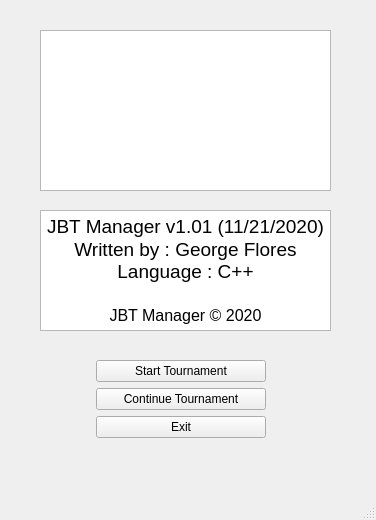
Before: the Qt Designer form mainwindow.ui in GFlores17/JackboxT.O.-GUI-Version, drawn with Qt 5.
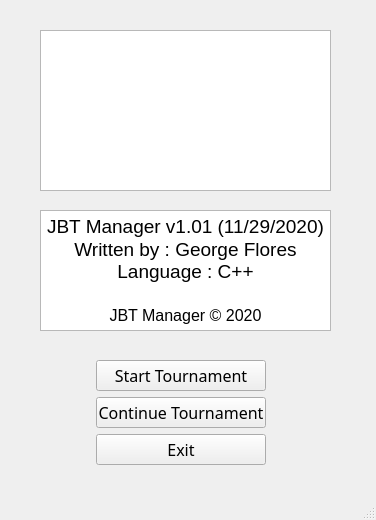
After: the same form once the commit is applied. Icons and pictures are not drawn.

Diff of the .ui file:
```diff
--- a/mainwindow.ui
+++ b/mainwindow.ui
@@ -28,7 +28,7 @@
 &lt;html&gt;&lt;head&gt;&lt;meta name=&quot;qrichtext&quot; content=&quot;1&quot; /&gt;&lt;style type=&quot;text/css&quot;&gt;
 p, li { white-space: pre-wrap; }
 &lt;/style&gt;&lt;/head&gt;&lt;body style=&quot; font-family:'MS Shell Dlg 2'; font-size:8.25pt; font-weight:400; font-style:normal;&quot;&gt;
-&lt;p align=&quot;center&quot; style=&quot; margin-top:0px; margin-bottom:0px; margin-left:0px; margin-right:0px; -qt-block-indent:0; text-indent:0px;&quot;&gt;&lt;span style=&quot; font-size:14pt;&quot;&gt;JBT Manager v1.01 (11/21/2020)&lt;/span&gt;&lt;/p&gt;
+&lt;p align=&quot;center&quot; style=&quot; margin-top:0px; margin-bottom:0px; margin-left:0px; margin-right:0px; -qt-block-indent:0; text-indent:0px;&quot;&gt;&lt;span style=&quot; font-size:14pt;&quot;&gt;JBT Manager v1.01 (11/29/2020)&lt;/span&gt;&lt;/p&gt;
 &lt;p align=&quot;center&quot; style=&quot; margin-top:0px; margin-bottom:0px; margin-left:0px; margin-right:0px; -qt-block-indent:0; text-indent:0px;&quot;&gt;&lt;span style=&quot; font-size:14pt;&quot;&gt;Written by : George Flores&lt;br /&gt;Language : C++&lt;/span&gt;&lt;/p&gt;
 &lt;p align=&quot;center&quot; style=&quot;-qt-paragraph-type:empty; margin-top:0px; margin-bottom:0px; margin-left:0px; margin-right:0px; -qt-block-indent:0; text-indent:0px; font-size:14pt;&quot;&gt;&lt;br /&gt;&lt;/p&gt;
 &lt;p align=&quot;center&quot; style=&quot; margin-top:0px; margin-bottom:0px; margin-left:0px; margin-right:0px; -qt-block-indent:0; text-indent:0px;&quot;&gt;&lt;span style=&quot; font-size:12pt;&quot;&gt;JBT Manager © 2020&lt;/span&gt;&lt;/p&gt;&lt;/body&gt;&lt;/html&gt;</string>
@@ -46,6 +46,12 @@
     <layout class="QFormLayout" name="formLayout_2">
      <item row="2" column="1">
       <widget class="QPushButton" name="exitButton">
+       <property name="font">
+        <font>
+         <family>Bahnschrift SemiLight</family>
+         <pointsize>12</pointsize>
+        </font>
+       </property>
        <property name="text">
         <string>Exit</string>
        </property>
@@ -53,6 +59,12 @@
      </item>
      <item row="0" column="1">
       <widget class="QPushButton" name="startTournamentButton">
+       <property name="font">
+        <font>
+         <family>Bahnschrift SemiLight</family>
+         <pointsize>12</pointsize>
+        </font>
+       </property>
        <property name="text">
         <string>Start Tournament</string>
        </property>
@@ -60,6 +72,12 @@
      </item>
      <item row="1" column="1">
       <widget class="QPushButton" name="continueTournamentButton">
+       <property name="font">
+        <font>
+         <family>Bahnschrift SemiLight</family>
+         <pointsize>12</pointsize>
+        </font>
+       </property>
        <property name="text">
         <string>Continue Tournament</string>
        </property>
```
